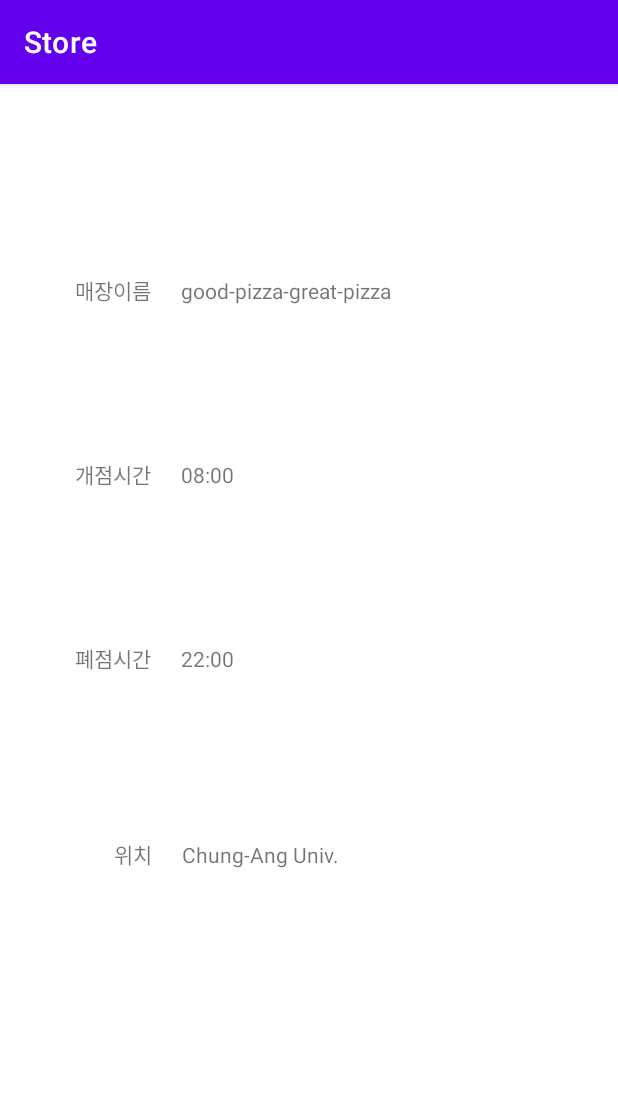
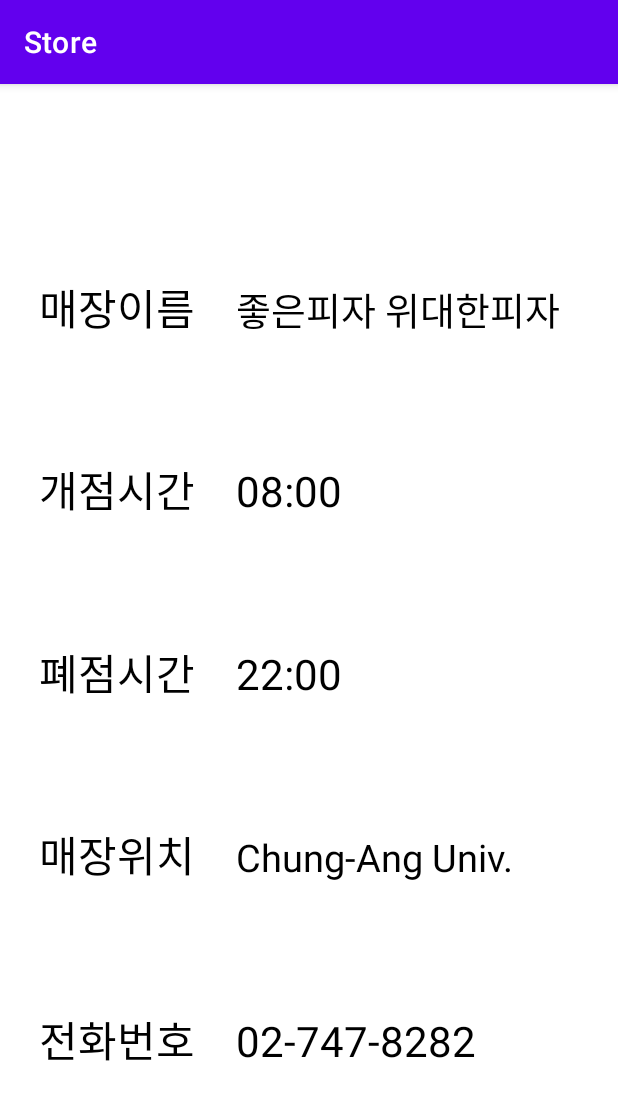
Before and after one commit to tjwjdgus12/good-pizza-great-pizza, an Android app: the screen it shows after launch (StoreInfoActivity), after a tap on an icon or button, on a phone screen of 412 x 824 dp. Shown: the top 1100 px of the screen. Run offline under Robolectric (Android 15) with nearby library versions, the phone set to English and light mode, and no system bars.

Commit message:
Store info beatified

```diff
--- a/SubGroup1_Store/Store/app/src/main/java/com/example/store/MenuAccessor.java
+++ b/SubGroup1_Store/Store/app/src/main/java/com/example/store/MenuAccessor.java
@@ -12,8 +12,7 @@ public class MenuAccessor {
     }
 
     //Initializers
-    public MenuAccessor(){}
-    public MenuAccessor(int num) {
+    public MenuAccessor() {
         //for test
         menu_list = new ArrayList<PMenu>();
         menu_list.add(new PMenu("하와이안 피자", 20000, R.drawable.hawaiian_pizza));
--- a/SubGroup1_Store/Store/app/src/main/java/com/example/store/PMenu.java
+++ b/SubGroup1_Store/Store/app/src/main/java/com/example/store/PMenu.java
@@ -7,8 +7,7 @@ public class PMenu {
     //attributes
     private String name;
     private int price;
-    /*private Image img;*/
-    int img;
+    private int img;
 
     //getter
     public String getName(){
--- a/SubGroup1_Store/Store/app/src/main/java/com/example/store/ScrollingActivity.java
+++ b/SubGroup1_Store/Store/app/src/main/java/com/example/store/ScrollingActivity.java
@@ -35,7 +35,7 @@ public class ScrollingActivity extends AppCompatActivity {
         recyclerView.setLayoutManager(layoutManager);
 
         //initialization of menuList
-        MenuAccessor mAccess = new MenuAccessor(20);
+        MenuAccessor mAccess = new MenuAccessor();
         menuList = mAccess.getMenu();
 
         menuAdapter = new MenuRecyclerViewAdapter(menuList);
--- a/SubGroup1_Store/Store/app/src/main/java/com/example/store/StoreInfo.java
+++ b/SubGroup1_Store/Store/app/src/main/java/com/example/store/StoreInfo.java
@@ -5,6 +5,7 @@ public class StoreInfo {
     private String opentime;
     private String closetime;
     private String location;
+    private String callnumber;
 
     public String getName(){
         return this.name;
@@ -18,12 +19,14 @@ public class StoreInfo {
     public String getLocation(){
         return this.location;
     }
+    public String getCallnumber() { return callnumber; }
 
     public StoreInfo(){}
-    public StoreInfo(String _name, String _open, String _close, String _loc){
+    public StoreInfo(String _name, String _open, String _close, String _loc, String _callnumber){
         this.name = _name;
         this.opentime = _open;
         this.closetime = _close;
         this.location = _loc;
+        this.callnumber = _callnumber;
     }
 }
--- a/SubGroup1_Store/Store/app/src/main/java/com/example/store/StoreInfoAccessor.java
+++ b/SubGroup1_Store/Store/app/src/main/java/com/example/store/StoreInfoAccessor.java
@@ -6,7 +6,7 @@ public class StoreInfoAccessor {
     private StoreInfo store_info;
 
     public StoreInfoAccessor(){
-        store_info = new StoreInfo("good-pizza-great-pizza", "08:00", "22:00", "Chung-Ang Univ.");
+        store_info = new StoreInfo("좋은피자 위대한피자", "08:00", "22:00", "Chung-Ang Univ.", "02-747-8282");
     }
     public StoreInfo getStoreInfo(){
         return this.store_info;
--- a/SubGroup1_Store/Store/app/src/main/res/layout/activity_store_info.xml
+++ b/SubGroup1_Store/Store/app/src/main/res/layout/activity_store_info.xml
@@ -10,13 +10,15 @@
         android:id="@+id/textView2"
         android:layout_width="wrap_content"
         android:layout_height="wrap_content"
-        android:layout_marginStart="50dp"
-        android:layout_marginLeft="50dp"
-        android:layout_marginTop="115dp"
-        android:layout_marginEnd="20dp"
-        android:layout_marginRight="20dp"
-        android:layout_marginBottom="116dp"
+        android:layout_marginStart="26dp"
+        android:layout_marginLeft="26dp"
+        android:layout_marginTop="113dp"
+        android:layout_marginEnd="27dp"
+        android:layout_marginRight="27dp"
+        android:layout_marginBottom="114dp"
         android:text="개점시간"
+        android:textColor="#000000"
+        android:textSize="28sp"
         app:layout_constraintBottom_toBottomOf="@+id/textView3"
         app:layout_constraintEnd_toStartOf="@+id/textView_opentime"
         app:layout_constraintStart_toStartOf="parent"
@@ -26,38 +28,63 @@
         android:id="@+id/textView1"
         android:layout_width="wrap_content"
         android:layout_height="wrap_content"
-        android:layout_marginStart="50dp"
-        android:layout_marginLeft="50dp"
-        android:layout_marginEnd="20dp"
-        android:layout_marginRight="20dp"
+        android:layout_marginStart="26dp"
+        android:layout_marginLeft="26dp"
+        android:layout_marginTop="128dp"
+        android:layout_marginEnd="27dp"
+        android:layout_marginRight="27dp"
         android:text="매장이름"
-        app:layout_constraintBaseline_toBaselineOf="@+id/textView_storeName"
+        android:textColor="#000000"
+        android:textSize="28sp"
         app:layout_constraintEnd_toStartOf="@+id/textView_storeName"
-        app:layout_constraintStart_toStartOf="parent" />
+        app:layout_constraintStart_toStartOf="parent"
+        app:layout_constraintTop_toTopOf="parent" />
 
     <TextView
         android:id="@+id/textView4"
         android:layout_width="wrap_content"
         android:layout_height="wrap_content"
-        android:layout_marginStart="76dp"
-        android:layout_marginLeft="76dp"
-        android:layout_marginEnd="20dp"
-        android:layout_marginRight="20dp"
-        android:layout_marginBottom="244dp"
-        android:text="위치"
+        android:layout_marginStart="26dp"
+        android:layout_marginLeft="26dp"
+        android:layout_marginTop="113dp"
+        android:layout_marginEnd="27dp"
+        android:layout_marginRight="27dp"
+        android:layout_marginBottom="115dp"
+        android:text="매장위치"
+        android:textColor="#000000"
+        android:textSize="28sp"
+        app:layout_constraintBottom_toBottomOf="@+id/textView"
+        app:layout_constraintEnd_toStartOf="@+id/textView_location"
+        app:layout_constraintStart_toStartOf="parent"
+        app:layout_constraintTop_toTopOf="@+id/textView3" />
+
+    <TextView
+        android:id="@+id/textView"
+        android:layout_width="wrap_content"
+        android:layout_height="wrap_content"
+        android:layout_marginStart="26dp"
+        android:layout_marginLeft="26dp"
+        android:layout_marginEnd="27dp"
+        android:layout_marginRight="27dp"
+        android:layout_marginBottom="110dp"
+        android:text="전화번호"
+        android:textColor="#000000"
+        android:textSize="28sp"
         app:layout_constraintBottom_toBottomOf="parent"
-        app:layout_constraintEnd_toStartOf="@+id/textView_location"
+        app:layout_constraintEnd_toStartOf="@+id/textView_location2"
         app:layout_constraintStart_toStartOf="parent" />
 
     <TextView
         android:id="@+id/textView3"
         android:layout_width="wrap_content"
         android:layout_height="wrap_content"
-        android:layout_marginStart="50dp"
-        android:layout_marginLeft="50dp"
-        android:layout_marginEnd="20dp"
-        android:layout_marginRight="20dp"
+        android:layout_marginStart="26dp"
+        android:layout_marginLeft="26dp"
+        android:layout_marginEnd="27dp"
+        android:layout_marginRight="27dp"
         android:text="폐점시간"
+        android:textColor="#000000"
+        android:textSize="28sp"
         app:layout_constraintBaseline_toBaselineOf="@+id/textView_closetime"
         app:layout_constraintEnd_toStartOf="@+id/textView_closetime"
         app:layout_constraintStart_toStartOf="parent" />
@@ -65,22 +92,25 @@
     <TextView
         android:id="@+id/textView_storeName"
         android:layout_width="0dp"
-        android:layout_height="21dp"
-        android:layout_marginTop="128dp"
-        android:layout_marginEnd="51dp"
-        android:layout_marginRight="51dp"
-        android:text="매장이름정보"
+        android:layout_height="wrap_content"
+        android:layout_marginEnd="16dp"
+        android:layout_marginRight="16dp"
+        android:text="좋은피자 위대한피자"
+        android:textColor="#000000"
+        android:textSize="25sp"
+        app:layout_constraintBaseline_toBaselineOf="@+id/textView1"
         app:layout_constraintEnd_toEndOf="parent"
-        app:layout_constraintStart_toEndOf="@+id/textView1"
-        app:layout_constraintTop_toTopOf="parent" />
+        app:layout_constraintStart_toEndOf="@+id/textView1" />
 
     <TextView
         android:id="@+id/textView_opentime"
         android:layout_width="0dp"
-        android:layout_height="21dp"
-        android:layout_marginEnd="51dp"
-        android:layout_marginRight="51dp"
-        android:text="개점시간정보"
+        android:layout_height="wrap_content"
+        android:layout_marginEnd="16dp"
+        android:layout_marginRight="16dp"
+        android:text="09:00"
+        android:textColor="#000000"
+        android:textSize="28sp"
         app:layout_constraintBaseline_toBaselineOf="@+id/textView2"
         app:layout_constraintEnd_toEndOf="parent"
         app:layout_constraintStart_toEndOf="@+id/textView2" />
@@ -88,24 +118,42 @@
     <TextView
         android:id="@+id/textView_closetime"
         android:layout_width="0dp"
-        android:layout_height="21dp"
-        android:layout_marginEnd="51dp"
-        android:layout_marginRight="51dp"
-        android:text="폐점시간정보"
+        android:layout_height="wrap_content"
+        android:layout_marginEnd="16dp"
+        android:layout_marginRight="16dp"
+        android:text="02:00"
+        android:textColor="#000000"
+        android:textSize="28sp"
         app:layout_constraintBottom_toBottomOf="parent"
         app:layout_constraintEnd_toEndOf="parent"
         app:layout_constraintStart_toEndOf="@+id/textView3"
-        app:layout_constraintTop_toTopOf="parent" />
+        app:layout_constraintTop_toTopOf="parent"
+        app:layout_constraintVertical_bias="0.512" />
 
     <TextView
         android:id="@+id/textView_location"
         android:layout_width="0dp"
-        android:layout_height="21dp"
-        android:layout_marginEnd="51dp"
-        android:layout_marginRight="51dp"
-        android:text="위치정보"
+        android:layout_height="wrap_content"
+        android:layout_marginEnd="16dp"
+        android:layout_marginRight="16dp"
+        android:text="상도로 45길80"
+        android:textColor="#000000"
+        android:textSize="25sp"
         app:layout_constraintBaseline_toBaselineOf="@+id/textView4"
         app:layout_constraintEnd_toEndOf="parent"
         app:layout_constraintStart_toEndOf="@+id/textView4" />
 
+    <TextView
+        android:id="@+id/textView_location2"
+        android:layout_width="0dp"
+        android:layout_height="wrap_content"
+        android:layout_marginEnd="16dp"
+        android:layout_marginRight="16dp"
+        android:text="02-747-8282"
+        android:textColor="#000000"
+        android:textSize="28sp"
+        app:layout_constraintBaseline_toBaselineOf="@+id/textView"
+        app:layout_constraintEnd_toEndOf="parent"
+        app:layout_constraintStart_toEndOf="@+id/textView" />
+
 </androidx.constraintlayout.widget.ConstraintLayout>
```
